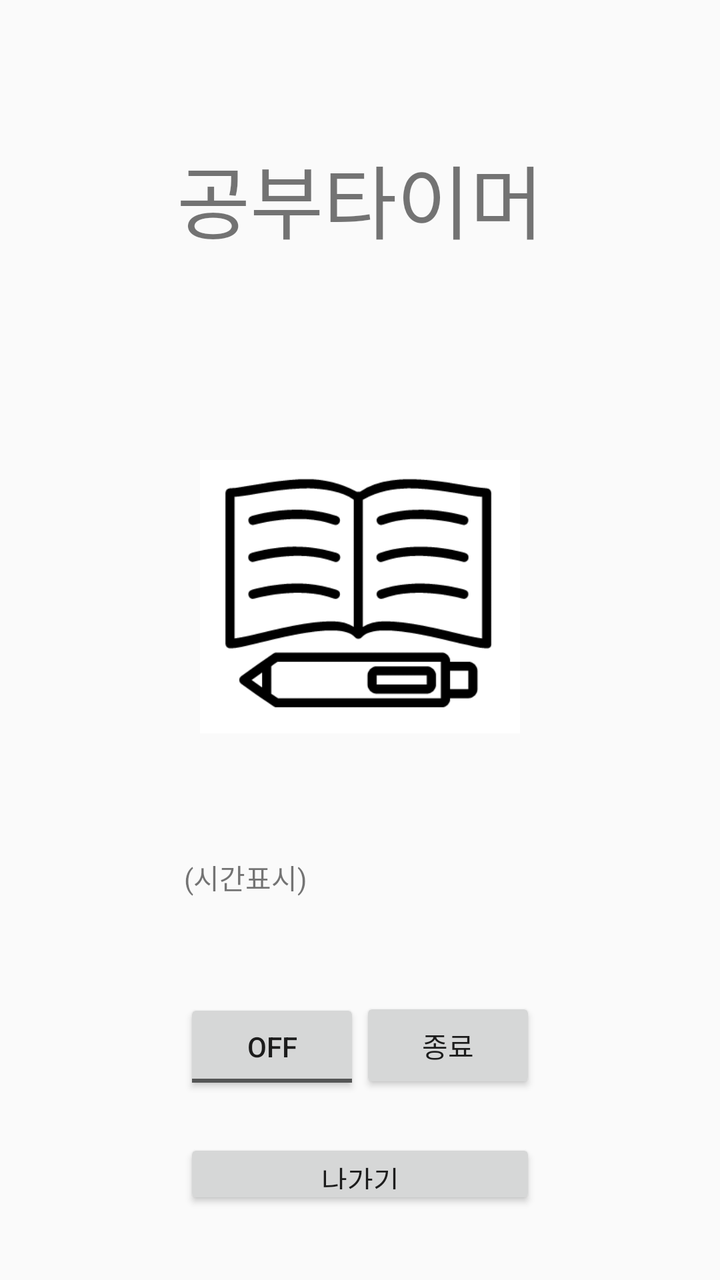
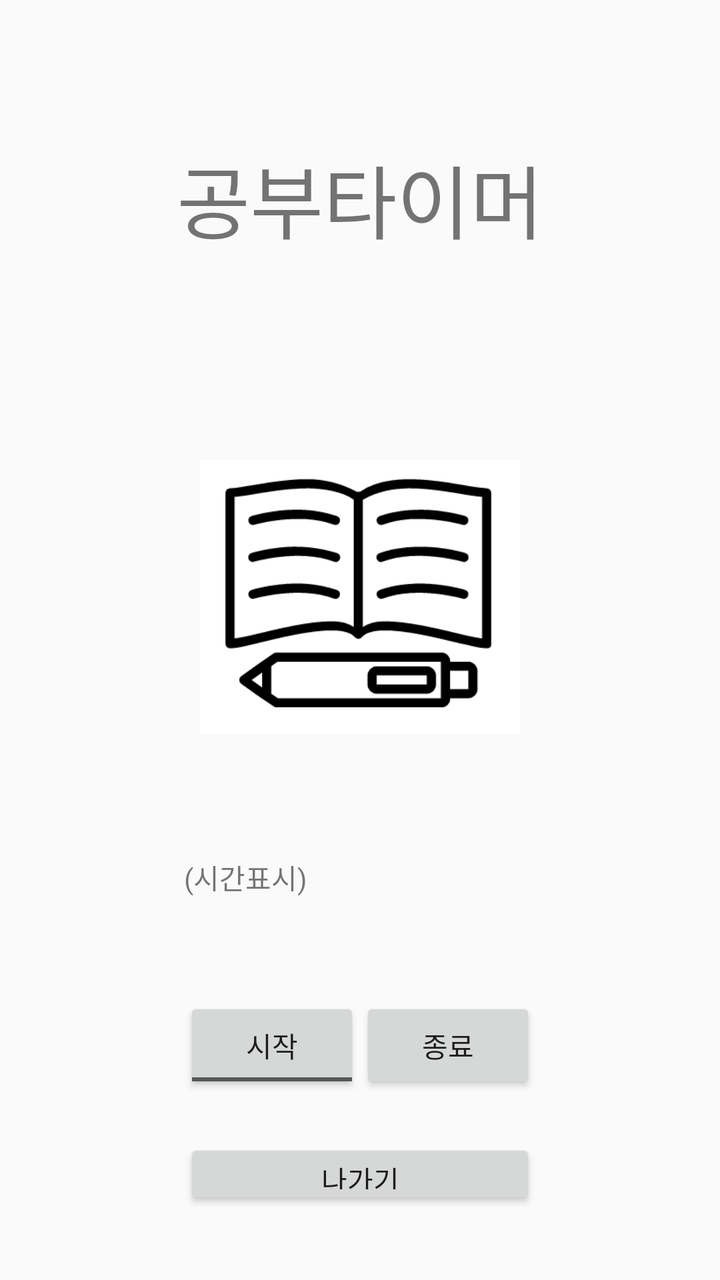

Compare the two renders of this Android layout. The source of the first and the diff that turns it into the second are given below.
<!-- AndroidManifest.xml: application theme AppTheme -->
<!-- res/layout/activity_study_function.xml -->
<?xml version="1.0" encoding="utf-8"?>
<LinearLayout xmlns:android="http://schemas.android.com/apk/res/android"
    xmlns:app="http://schemas.android.com/apk/res-auto"
    xmlns:tools="http://schemas.android.com/tools"
    android:layout_width="match_parent"
    android:layout_height="match_parent"
    tools:context=".Study_function"
    android:orientation="vertical">


        <LinearLayout
            android:layout_width="match_parent"
            android:layout_height="match_parent"
            android:layout_gravity="center"
            android:orientation="vertical">
            <TextView
                android:layout_width="wrap_content"
                android:layout_height="wrap_content"
                android:layout_gravity="center"
                android:text="공부타이머"
                android:layout_marginTop="70dp"
                android:textSize="40dp"/>

            <ImageView
                android:id="@+id/study_state"
                android:src="@drawable/study_off"
                android:layout_gravity="center"
                android:layout_width="160dp"
                android:layout_height="160dp"
                android:layout_marginTop="90dp"/>

            <LinearLayout
                android:layout_width="wrap_content"
                android:layout_height="match_parent"
                android:orientation="vertical"
                android:layout_marginTop="50dp"
                android:layout_gravity="center"
                android:weightSum="3">
                <TextView
                    android:id="@+id/studytimer_time"
                    android:layout_width="wrap_content"
                    android:layout_height="0dp"
                    android:text="(시간표시)"
                    android:layout_weight="1"/>

                <LinearLayout
                    android:layout_width="wrap_content"
                    android:layout_height="0dp"
                    android:layout_gravity="center_horizontal"
                    android:layout_weight="1">
                    <ToggleButton
                        android:id="@+id/timer_start"
                        android:layout_width="wrap_content"
                        android:layout_height="wrap_content"
                        android:textoff="시작"
                        android:texton="중단"
                        android:onClick="timerStart"/>
                    <Button
                        android:id="@+id/timer_finish"
                        android:layout_width="wrap_content"
                        android:layout_height="wrap_content"
                        android:text="종료"
                        android:onClick="timerFinish"/>
                </LinearLayout>

                <Button
                    android:layout_width="match_parent"
                    android:layout_height="0dp"
                    android:layout_weight="0.5"
                    android:text="나가기"
                    android:id="@+id/exit2"
                    android:onClick="onButton_exit2"/>
            </LinearLayout>



        </LinearLayout>


</LinearLayout>
<!-- resources referenced by this layout -->
<resources>
  <!-- drawable study_off: png bitmap (drawable, 7536 bytes) -->
  <style name="AppTheme" parent="Theme.AppCompat.Light.DarkActionBar">
          
          <item name="colorPrimary">@color/colorPrimary</item>
          <item name="colorPrimaryDark">@color/colorPrimaryDark</item>
          <item name="colorAccent">@color/colorAccent</item>
      </style>
  <color name="colorPrimary">#2B475E</color>
  <color name="colorPrimaryDark">#FFFFFF</color>
  <color name="colorAccent">#03DAC5</color>
</resources>

<!-- the commit's change to res/layout/activity_study_function.xml (unified diff, before → after) -->
@@ -52,8 +52,8 @@
                         android:id="@+id/timer_start"
                         android:layout_width="wrap_content"
                         android:layout_height="wrap_content"
-                        android:textoff="시작"
-                        android:texton="중단"
+                        android:textOff="시작"
+                        android:textOn="중단"
                         android:onClick="timerStart"/>
                     <Button
                         android:id="@+id/timer_finish"
